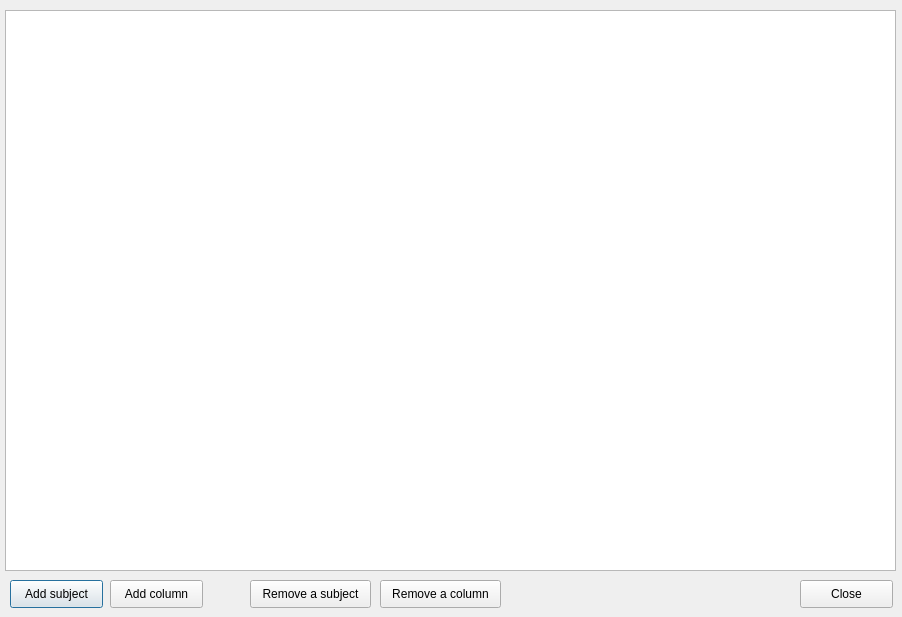
First picture: the form in gui/designer_subject_table.ui, repository EricvanSchaik/DesignProject, before the edit.
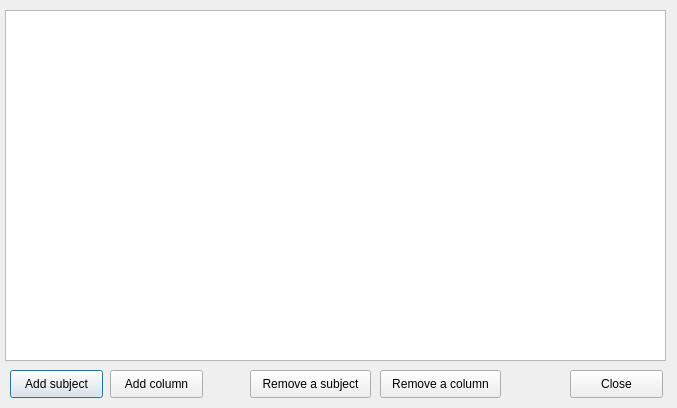
Second picture: the form after the edit.

Commit message: make subject table a little smaller

```diff
--- a/gui/designer_subject_table.ui
+++ b/gui/designer_subject_table.ui
@@ -6,8 +6,8 @@
    <rect>
     <x>0</x>
     <y>0</y>
-    <width>902</width>
-    <height>617</height>
+    <width>677</width>
+    <height>408</height>
    </rect>
   </property>
   <property name="windowTitle">
@@ -18,8 +18,8 @@
     <rect>
      <x>5</x>
      <y>10</y>
-     <width>891</width>
-     <height>561</height>
+     <width>661</width>
+     <height>351</height>
     </rect>
    </property>
    <attribute name="verticalHeaderVisible">
@@ -30,7 +30,7 @@
    <property name="geometry">
     <rect>
      <x>10</x>
-     <y>580</y>
+     <y>370</y>
      <width>93</width>
      <height>28</height>
     </rect>
@@ -43,7 +43,7 @@
    <property name="geometry">
     <rect>
      <x>110</x>
-     <y>580</y>
+     <y>370</y>
      <width>93</width>
      <height>28</height>
     </rect>
@@ -55,8 +55,8 @@
   <widget class="QPushButton" name="closeButton">
    <property name="geometry">
     <rect>
-     <x>800</x>
-     <y>580</y>
+     <x>570</x>
+     <y>370</y>
      <width>93</width>
      <height>28</height>
     </rect>
@@ -69,7 +69,7 @@
    <property name="geometry">
     <rect>
      <x>250</x>
-     <y>580</y>
+     <y>370</y>
      <width>121</width>
      <height>28</height>
     </rect>
@@ -82,7 +82,7 @@
    <property name="geometry">
     <rect>
      <x>380</x>
-     <y>580</y>
+     <y>370</y>
      <width>121</width>
      <height>28</height>
     </rect>
```
The commit also changes 2 other files.
